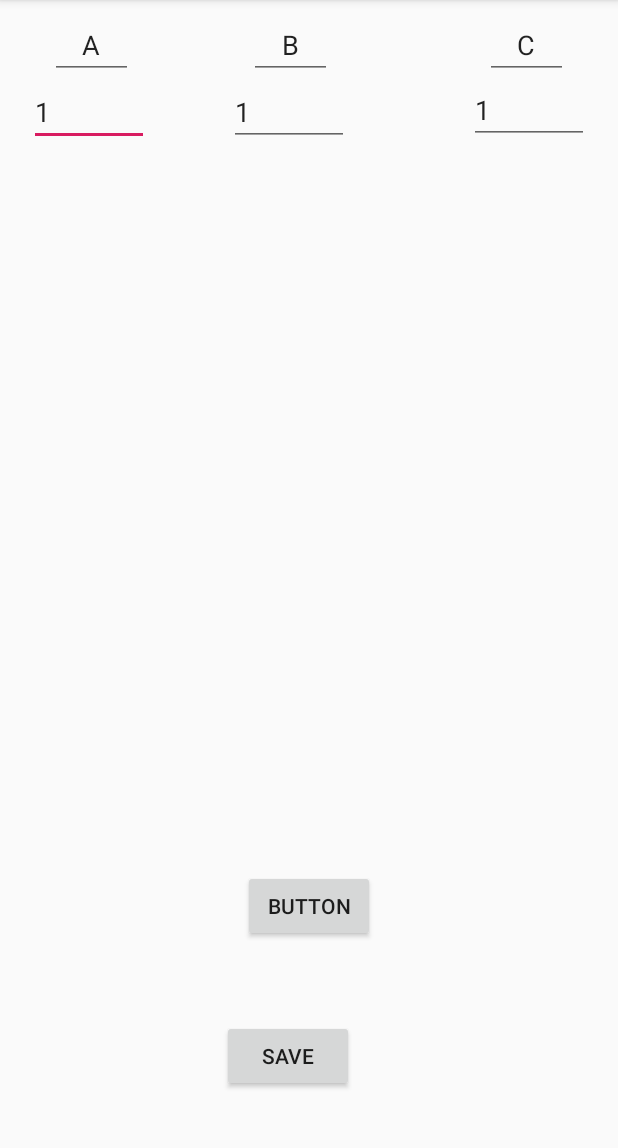
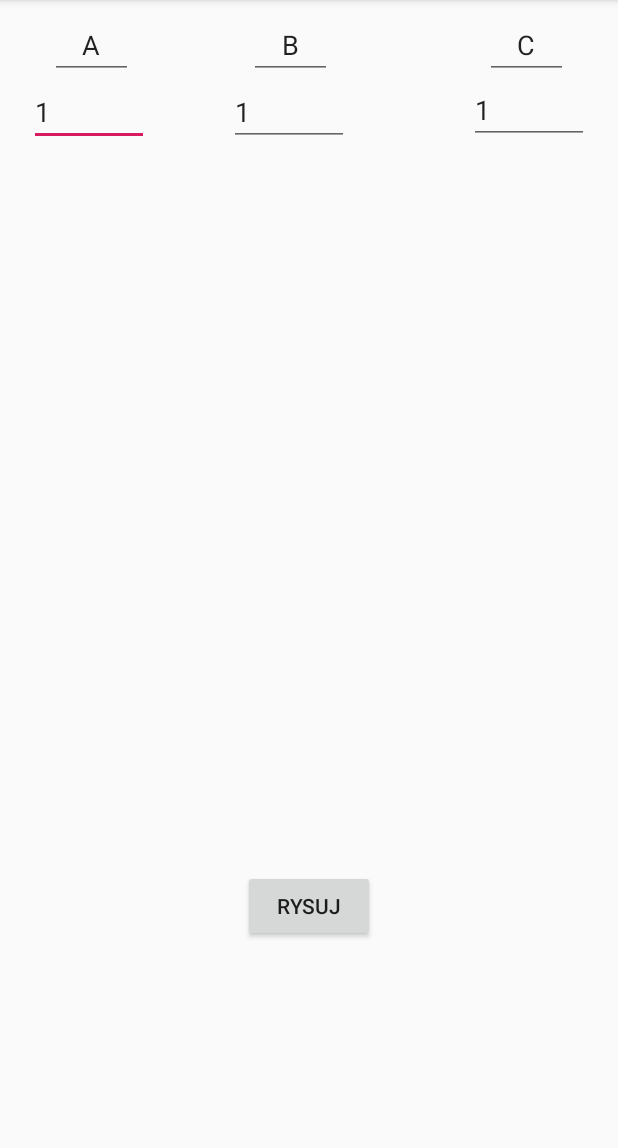
Before and after one commit to robertostaszewski/graph, an Android app: the screen it shows after launch (ParamActivity), on a phone screen of 412 x 824 dp, the part 84-1232 px from its top. Run offline under Robolectric (Android 15) with nearby library versions, the phone set to English and light mode, and no system bars.

```diff
--- a/app/src/main/AndroidManifest.xml
+++ b/app/src/main/AndroidManifest.xml
@@ -2,6 +2,7 @@
 <manifest xmlns:android="http://schemas.android.com/apk/res/android"
     package="pwta.eti.pg.graph">
     <uses-permission android:name="android.permission.WRITE_EXTERNAL_STORAGE" />
+    <uses-permission android:name="android.permission.READ_EXTERNAL_STORAGE" />
 
     <application
         android:allowBackup="true"
--- a/app/src/main/java/pwta/eti/pg/graph/GraphView.java
+++ b/app/src/main/java/pwta/eti/pg/graph/GraphView.java
@@ -5,6 +5,8 @@ import android.graphics.Canvas;
 import android.graphics.Color;
 import android.graphics.Paint;
 import android.view.MotionEvent;
+import android.view.Surface;
+import android.view.SurfaceView;
 import android.view.View;
 import android.widget.Toast;
 
@@ -128,8 +130,6 @@ public class GraphView extends View {
                 b = dx / xScale * 2 * a + b;
                 c = dy + c;
                 break;
-
-
         }
 
         mPreviousX = x;
--- a/app/src/main/res/layout/activity_param.xml
+++ b/app/src/main/res/layout/activity_param.xml
@@ -13,7 +13,7 @@
         android:layout_marginStart="148dp"
         android:layout_marginEnd="148dp"
         android:layout_marginBottom="140dp"
-        android:text="Button"
+        android:text="Rysuj"
         app:layout_constraintBottom_toBottomOf="parent"
         app:layout_constraintEnd_toEndOf="parent"
         app:layout_constraintStart_toStartOf="parent" />
@@ -93,14 +93,4 @@
         app:layout_constraintEnd_toEndOf="parent"
         app:layout_constraintTop_toTopOf="parent" />
 
-    <Button
-        android:id="@+id/save"
-        android:layout_width="wrap_content"
-        android:layout_height="wrap_content"
-        android:layout_marginStart="148dp"
-        android:layout_marginTop="52dp"
-        android:text="Save"
-        app:layout_constraintStart_toStartOf="parent"
-        app:layout_constraintTop_toBottomOf="@+id/button" />
-
 </android.support.constraint.ConstraintLayout>
```
Also changed, not shown: app/src/main/java/pwta/eti/pg/graph/GraphActivity.java (+52 -1 lines), app/src/main/java/pwta/eti/pg/graph/ParamActivity.java (+4 -38 lines).
